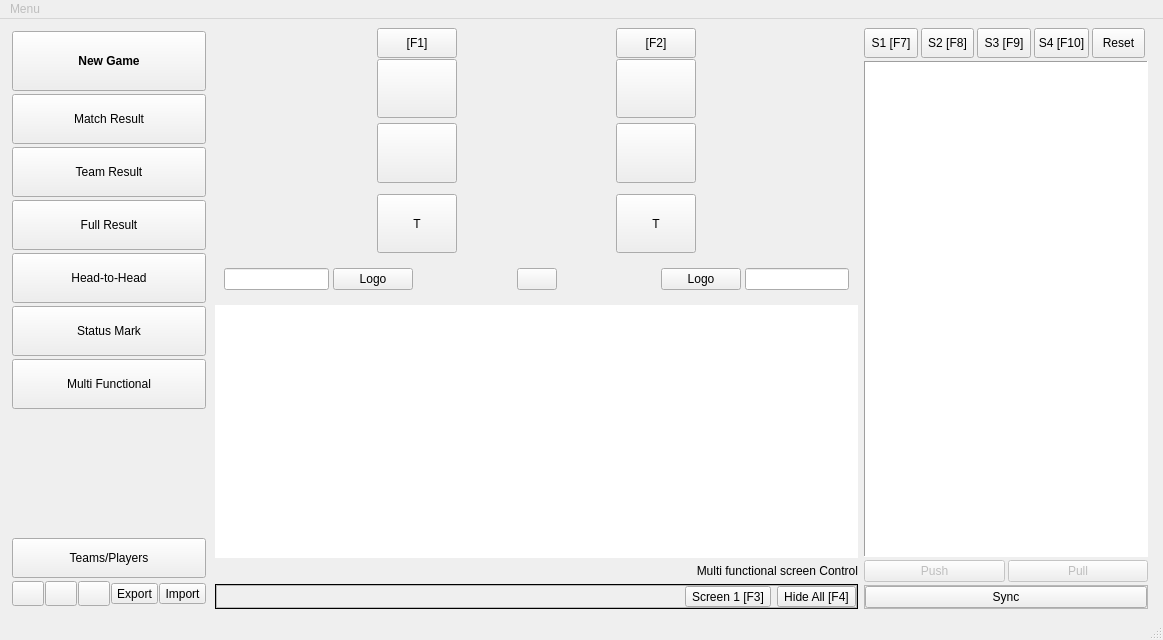
Before: the Qt Designer form mainwindow.ui in xiaoyuanyangxu/sportroom-qt, drawn with Qt 5.
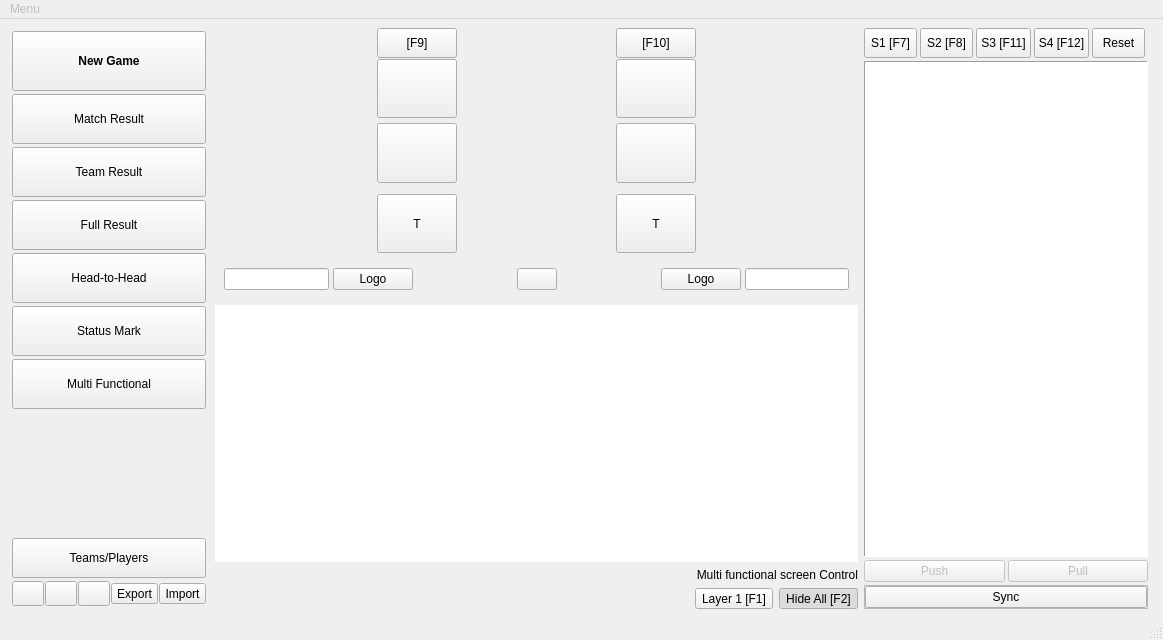
After: the same form once the commit is applied. Icons and pictures are not drawn. Custom widgets are drawn as their Qt base class.

```diff
--- a/mainwindow.ui
+++ b/mainwindow.ui
@@ -600,7 +600,7 @@
                 </size>
                </property>
                <property name="text">
-                <string>[F1]</string>
+                <string>[F9]</string>
                </property>
                <property name="icon">
                 <iconset resource="images.qrc">
@@ -810,7 +810,7 @@
                 <enum>Qt::LeftToRight</enum>
                </property>
                <property name="text">
-                <string>[F2]</string>
+                <string>[F10]</string>
                </property>
                <property name="icon">
                 <iconset resource="images.qrc">
@@ -1168,7 +1168,7 @@
           </size>
          </property>
          <property name="frameShape">
-          <enum>QFrame::Box</enum>
+          <enum>QFrame::NoFrame</enum>
          </property>
          <property name="frameShadow">
           <enum>QFrame::Plain</enum>
@@ -1192,10 +1192,10 @@
           <item>
            <widget class="QFrame" name="frame_8">
             <property name="frameShape">
-             <enum>QFrame::StyledPanel</enum>
+             <enum>QFrame::NoFrame</enum>
             </property>
             <property name="frameShadow">
-             <enum>QFrame::Raised</enum>
+             <enum>QFrame::Plain</enum>
             </property>
             <layout class="QHBoxLayout" name="horizontalLayout_8">
              <property name="leftMargin">
@@ -1217,7 +1217,7 @@
                </property>
                <property name="sizeHint" stdset="0">
                 <size>
-                 <width>502</width>
+                 <width>512</width>
                  <height>17</height>
                 </size>
                </property>
@@ -1225,15 +1225,27 @@
              </item>
              <item>
               <widget class="QToolButton" name="screen1ToolButton">
+               <property name="styleSheet">
+                <string notr="true">QToolButton:selected { background-color: rgb(255, 255, 0); }</string>
+               </property>
                <property name="text">
-                <string>Screen 1 [F3]</string>
+                <string>Layer 1 [F1]</string>
                </property>
                <property name="icon">
                 <iconset resource="images.qrc">
                  <normaloff>:/images/table.png</normaloff>:/images/table.png</iconset>
                </property>
                <property name="shortcut">
-                <string>F3</string>
+                <string>F1</string>
+               </property>
+               <property name="checkable">
+                <bool>true</bool>
+               </property>
+               <property name="checked">
+                <bool>false</bool>
+               </property>
+               <property name="popupMode">
+                <enum>QToolButton::DelayedPopup</enum>
                </property>
                <property name="toolButtonStyle">
                 <enum>Qt::ToolButtonTextUnderIcon</enum>
@@ -1243,14 +1255,20 @@
              <item>
               <widget class="QToolButton" name="hideAllToolButton">
                <property name="text">
-                <string>Hide All [F4]</string>
+                <string>Hide All [F2]</string>
                </property>
                <property name="icon">
                 <iconset resource="images.qrc">
                  <normaloff>:/images/delete.png</normaloff>:/images/delete.png</iconset>
                </property>
                <property name="shortcut">
-                <string>F4</string>
+                <string>F2</string>
+               </property>
+               <property name="checkable">
+                <bool>true</bool>
+               </property>
+               <property name="checked">
+                <bool>true</bool>
                </property>
                <property name="toolButtonStyle">
                 <enum>Qt::ToolButtonTextUnderIcon</enum>
@@ -1429,7 +1447,7 @@
              </size>
             </property>
             <property name="text">
-             <string>S3 [F9]</string>
+             <string>S3 [F11]</string>
             </property>
             <property name="icon">
              <iconset resource="images.qrc">
@@ -1470,7 +1488,7 @@
              </size>
             </property>
             <property name="text">
-             <string>S4 [F10]</string>
+             <string>S4 [F12]</string>
             </property>
             <property name="icon">
              <iconset resource="images.qrc">
@@ -1483,7 +1501,10 @@
              </size>
             </property>
             <property name="shortcut">
-             <string>F10</string>
+             <string>F12</string>
+            </property>
+            <property name="popupMode">
+             <enum>QToolButton::DelayedPopup</enum>
             </property>
             <property name="toolButtonStyle">
              <enum>Qt::ToolButtonTextUnderIcon</enum>
```
Left out of the diff: 6 changed lines with no effect on the pictures.
